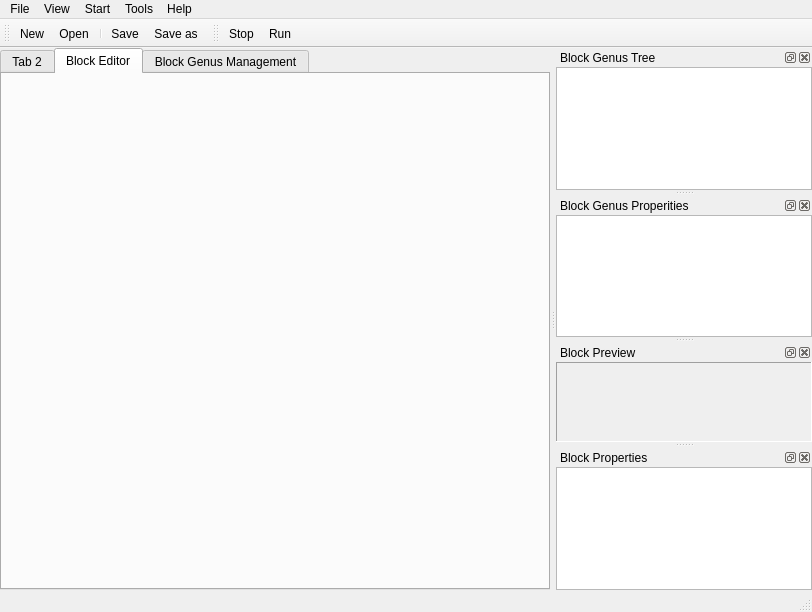
Above: main.ui from go2net/PythonBlocks before the change. Below: the same form after it.
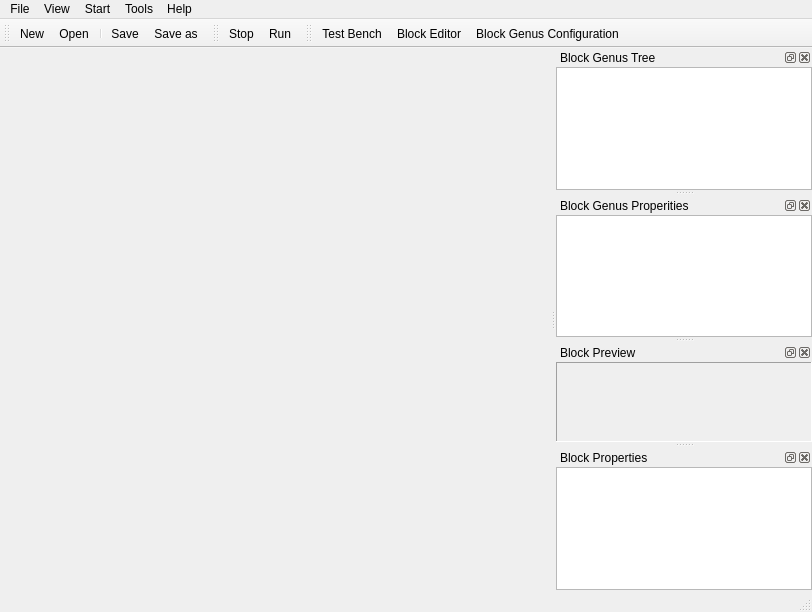
That is the form after the change. The open tabs and pages were chosen to show the change. Icons and pictures are not drawn. Custom widgets are drawn as their Qt base class.

The edit to the form file:
```diff
--- a/main.ui
+++ b/main.ui
@@ -25,36 +25,10 @@
      <number>0</number>
     </property>
     <item row="0" column="0">
-     <widget class="QTabWidget" name="tabWidget">
-      <property name="currentIndex">
-       <number>2</number>
-      </property>
-      <widget class="QWidget" name="tab_2">
-       <attribute name="title">
-        <string>Tab 2</string>
-       </attribute>
-      </widget>
-      <widget class="QWidget" name="tab">
-       <attribute name="title">
-        <string>Block Editor</string>
-       </attribute>
-       <layout class="QHBoxLayout" name="horizontalLayout">
-        <property name="spacing">
-         <number>0</number>
-        </property>
-        <property name="margin">
-         <number>0</number>
-        </property>
-        <item>
-         <widget class="QWidget" name="frame" native="true"/>
-        </item>
-       </layout>
-      </widget>
-      <widget class="QWidget" name="">
-       <attribute name="title">
-        <string>Block Genus Management</string>
-       </attribute>
-      </widget>
+     <widget class="QStackedWidget" name="stackedWidget">
+      <widget class="QWidget" name="pgHome"/>
+      <widget class="QWidget" name="pgBlockEditor"/>
+      <widget class="QWidget" name="pgBlockGenusConfig"/>
      </widget>
     </item>
    </layout>
@@ -271,6 +245,20 @@
    <addaction name="actionStop"/>
    <addaction name="actionRun"/>
   </widget>
+  <widget class="QToolBar" name="toolBar_2">
+   <property name="windowTitle">
+    <string>toolBar_2</string>
+   </property>
+   <attribute name="toolBarArea">
+    <enum>TopToolBarArea</enum>
+   </attribute>
+   <attribute name="toolBarBreak">
+    <bool>false</bool>
+   </attribute>
+   <addaction name="actionTestBench"/>
+   <addaction name="actionBlockEditor"/>
+   <addaction name="actionBlockGenusConfiguration"/>
+  </widget>
   <action name="actionOpen">
    <property name="icon">
     <iconset>
@@ -383,6 +371,42 @@
     <string>About</string>
    </property>
   </action>
+  <action name="actionBlockGenusConfiguration">
+   <property name="checkable">
+    <bool>true</bool>
+   </property>
+   <property name="icon">
+    <iconset>
+     <normaloff>resource/gnome_system_config.png</normaloff>resource/gnome_system_config.png</iconset>
+   </property>
+   <property name="text">
+    <string>Block Genus Configuration</string>
+   </property>
+  </action>
+  <action name="actionBlockEditor">
+   <property name="checkable">
+    <bool>true</bool>
+   </property>
+   <property name="icon">
+    <iconset>
+     <normaloff>resource/117-puzzle.png</normaloff>resource/117-puzzle.png</iconset>
+   </property>
+   <property name="text">
+    <string>Block Editor</string>
+   </property>
+  </action>
+  <action name="actionTestBench">
+   <property name="checkable">
+    <bool>true</bool>
+   </property>
+   <property name="icon">
+    <iconset>
+     <normaloff>resource/79-Home.png</normaloff>resource/79-Home.png</iconset>
+   </property>
+   <property name="text">
+    <string>Test Bench</string>
+   </property>
+  </action>
  </widget>
  <customwidgets>
   <customwidget>
```
Left out of the diff: 4 changed lines with no effect on the pictures.
